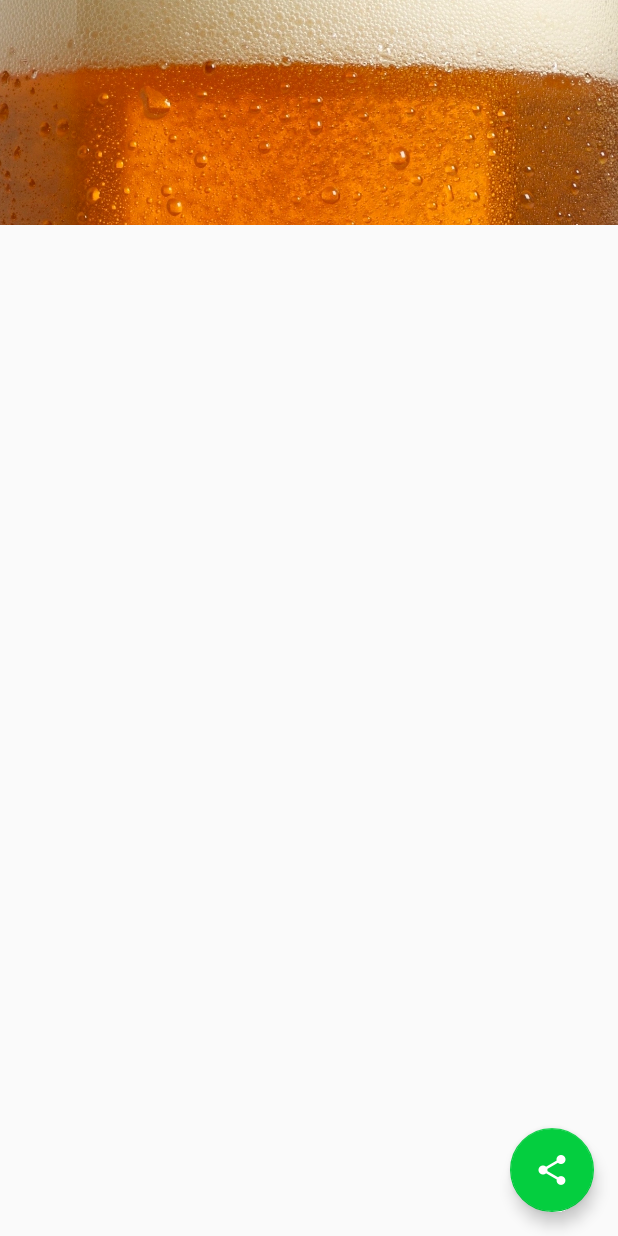
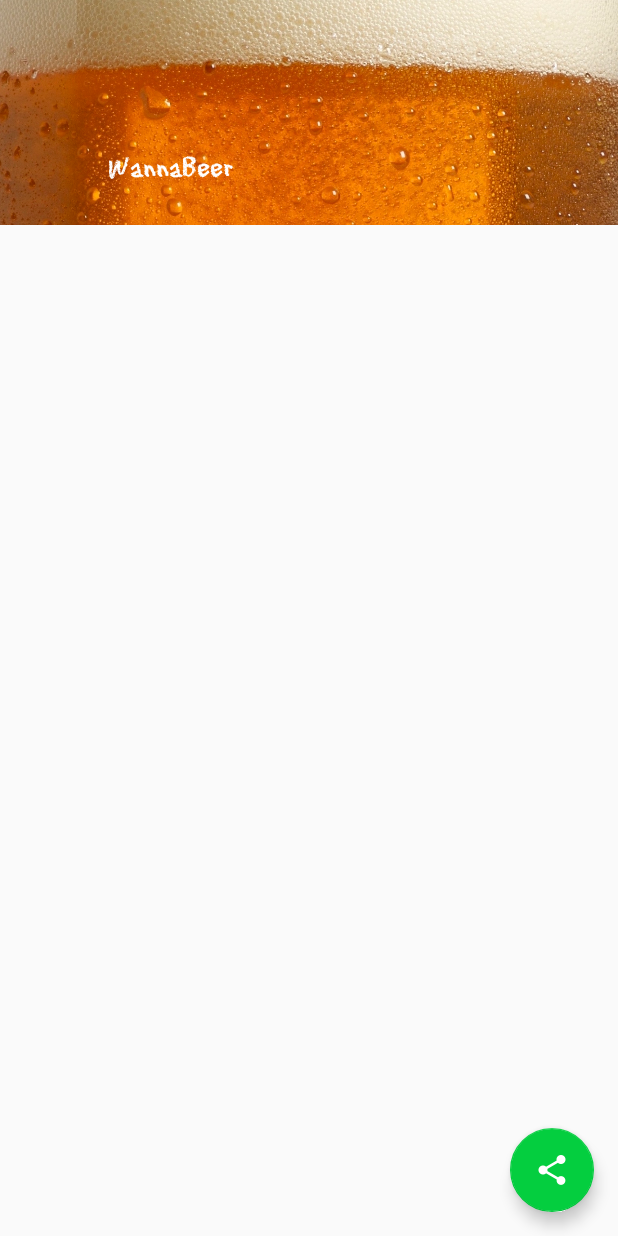
Before and after one commit to burcakDemircioglu/Capstone, an Android app: the screen it shows after launch (MainActivity), on a phone screen of 412 x 824 dp. Run offline under Robolectric (Android 15) with nearby library versions, the phone set to English and light mode, and no system bars.

Commit message:
feat: Change Typeface of the Title

```diff
--- a/WannaBeer/app/src/main/java/com/example/burcakdemircioglu/wannabeer/ui/MainActivity.java
+++ b/WannaBeer/app/src/main/java/com/example/burcakdemircioglu/wannabeer/ui/MainActivity.java
@@ -12,6 +12,7 @@ import android.content.Loader;
 import android.database.Cursor;
 import android.graphics.Typeface;
 import android.os.Bundle;
+import android.support.design.widget.CollapsingToolbarLayout;
 import android.support.design.widget.FloatingActionButton;
 import android.support.design.widget.Snackbar;
 import android.support.v4.widget.SwipeRefreshLayout;
@@ -20,6 +21,8 @@ import android.support.v7.widget.RecyclerView;
 import android.support.v7.widget.StaggeredGridLayoutManager;
 import android.support.v7.widget.Toolbar;
 import android.util.Log;
+import android.view.Menu;
+import android.view.MenuItem;
 import android.view.View;
 import android.view.ViewGroup;
 import android.widget.TextView;
@@ -37,7 +40,7 @@ public class MainActivity extends AppCompatActivity implements
     private SwipeRefreshLayout mSwipeRefreshLayout;
     private RecyclerView mRecyclerView;
     private Toolbar mToolbar;
-
+    private CollapsingToolbarLayout mCollapsingToolbarLayout;
     static final String EXTRA_STARTING_ALBUM_POSITION = "extra_starting_item_position";
     static final String EXTRA_CURRENT_ALBUM_POSITION = "extra_current_item_position";
 
@@ -85,7 +88,7 @@ public class MainActivity extends AppCompatActivity implements
     protected void onCreate(Bundle savedInstanceState) {
         super.onCreate(savedInstanceState);
         setContentView(R.layout.activity_main);
-        mToolbar = (Toolbar) findViewById(R.id.toolbar);
+        //mToolbar = (Toolbar) findViewById(R.id.toolbar);
         //setSupportActionBar(toolbar);
 
         FloatingActionButton fab = (FloatingActionButton) findViewById(R.id.fab);
@@ -98,6 +101,13 @@ public class MainActivity extends AppCompatActivity implements
         });
 
         mSwipeRefreshLayout = (SwipeRefreshLayout) findViewById(R.id.swipe_refresh_layout);
+        mCollapsingToolbarLayout=(CollapsingToolbarLayout)findViewById(R.id.collapsing_toolbar_layout);
+        mCollapsingToolbarLayout.setTitle("WannaBeer");
+        mCollapsingToolbarLayout.setCollapsedTitleTypeface(Typeface.createFromAsset(getResources().getAssets(), "erasdust.ttf"));
+        mCollapsingToolbarLayout.setExpandedTitleTypeface(Typeface.createFromAsset(getResources().getAssets(), "erasdust.ttf"));
+
+        mCollapsingToolbarLayout.setCollapsedTitleTextColor(getResources().getColor(R.color.image_background));
+        mCollapsingToolbarLayout.setExpandedTitleColor(getResources().getColor(R.color.image_background));
 
         mRecyclerView = (RecyclerView) findViewById(R.id.recycler_view);
         getLoaderManager().initLoader(0, null, this);
@@ -252,11 +262,11 @@ public class MainActivity extends AppCompatActivity implements
             subtitleView = (TextView) view.findViewById(R.id.article_subtitle);
         }
     }
-    /*
+
     @Override
     public boolean onCreateOptionsMenu(Menu menu) {
         // Inflate the menu; this adds items to the action bar if it is present.
-        //getMenuInflater().inflate(R.menu.menu_main, menu);
+        getMenuInflater().inflate(R.menu.menu_main, menu);
         return true;
     }
 
@@ -272,8 +282,12 @@ public class MainActivity extends AppCompatActivity implements
             return true;
         }
 
+        if (id == R.id.action_menu) {
+            return true;
+        }
+
         return super.onOptionsItemSelected(item);
     }
-    */
+
 
 }
```
Also changed, not shown: WannaBeer/app/src/main/assets/erasdust.ttf (added).
